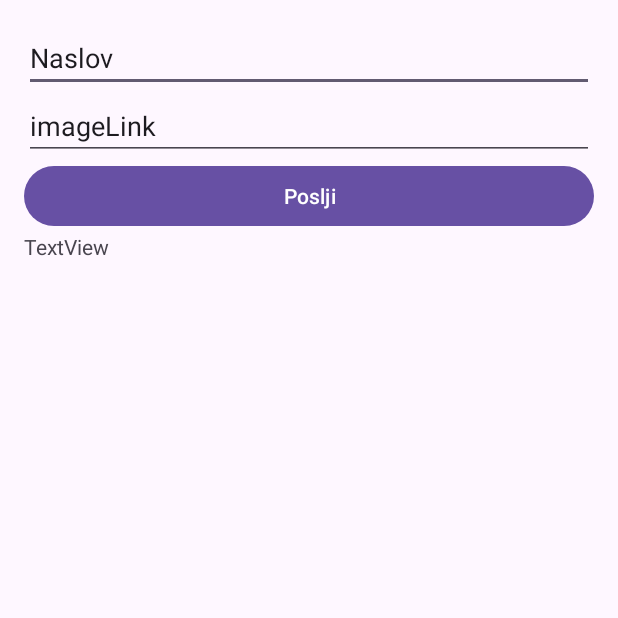
After one commit to timpurnat/IS-Naloga-Knjiznica, an Android app: the AddKnjigaActivity screen opened directly, with no data from a screen before it, on a phone screen of 412 x 824 dp, the top half of it. The commit adds this screen. Run offline under Robolectric (Android 15) with nearby library versions, the phone set to English and light mode, and no system bars; our stand-ins replace Volley; network calls fail.

Commit message:
Android1 ui2

```diff
--- a/app/src/main/AndroidManifest.xml
+++ b/app/src/main/AndroidManifest.xml
@@ -15,6 +15,9 @@
         android:theme="@style/Theme.Knjiznica"
         tools:targetApi="31">
         <activity
+            android:name=".AddKnjigaActivity"
+            android:exported="false" />
+        <activity
             android:name=".PUT"
             android:exported="false" />
         <activity
--- /dev/null
+++ b/app/src/main/java/com/example/knjiznica/AddKnjigaActivity.java
@@ -0,0 +1,107 @@
+package com.example.knjiznica;
+
+import androidx.appcompat.app.AppCompatActivity;
+
+import android.annotation.SuppressLint;
+import android.os.Bundle;
+import android.widget.EditText;
+import android.widget.TextView;
+
+import android.content.Intent;
+import android.util.Log;
+import android.view.View;
+import com.android.volley.AuthFailureError;
+import com.android.volley.NetworkResponse;
+import com.android.volley.Request;
+import com.android.volley.RequestQueue;
+import com.android.volley.Response;
+import com.android.volley.VolleyError;
+import com.android.volley.VolleyLog;
+import com.android.volley.toolbox.HttpHeaderParser;
+import com.android.volley.toolbox.JsonArrayRequest;
+import com.android.volley.toolbox.JsonRequest;
+import com.android.volley.toolbox.StringRequest;
+import com.android.volley.toolbox.Volley;
+import org.json.JSONException;
+import org.json.JSONObject;
+import java.io.UnsupportedEncodingException;
+
+public class AddKnjigaActivity extends AppCompatActivity {
+
+    private TextView status;
+    private EditText naslov;
+    private EditText imageLink;
+
+    private RequestQueue requestQueue;
+    private String url = "https://knjiznica.azurewebsites.net/api/v1/knjiga";
+
+
+    @SuppressLint("MissingInflatedId")
+    @Override
+    protected void onCreate(Bundle savedInstanceState) {
+        super.onCreate(savedInstanceState);
+        setContentView(R.layout.activity_add_knjiga);
+
+        naslov = (EditText) findViewById(R.id.teNaslov);
+        imageLink = (EditText) findViewById(R.id.teimageLink);
+        status = (TextView) findViewById(R.id.status);
+        requestQueue = Volley.newRequestQueue(getApplicationContext());
+
+    }
+
+    public void addKnjiga(View view){
+        this.status.setText("Posting to " + url);
+        try {
+            JSONObject jsonBody = new JSONObject();
+            jsonBody.put("naslov", naslov.getText());
+            jsonBody.put("imageLink", imageLink.getText());
+
+            final String mRequestBody = jsonBody.toString();
+
+            status.setText(mRequestBody);
+
+            StringRequest stringRequest = new StringRequest(Request.Method.POST, url, new Response.Listener<String>() {
+                @Override
+                public void onResponse(String response) {
+                    Log.i("LOG_VOLLEY", response);
+                }
+            }, new Response.ErrorListener() {
+                @Override
+                public void onErrorResponse(VolleyError error) {
+                    Log.e("LOG_VOLLEY", error.toString());
+                }
+            }
+            ) {
+                @Override
+                public String getBodyContentType() {
+                    return "application/json; charset=utf-8";
+                }
+                @Override
+                public byte[] getBody() throws AuthFailureError {
+                    try {
+                        return mRequestBody == null ? null : mRequestBody.getBytes("utf-8");
+                    } catch (UnsupportedEncodingException uee) {
+                        VolleyLog.wtf("Unsupported Encoding while trying to get the bytes of %s using %s", mRequestBody, "utf-8");
+                        return null;
+                    }
+                }
+                @Override
+                protected Response<String> parseNetworkResponse(NetworkResponse response) {
+                    String responseString = "";
+                    if (response != null) {
+                        responseString = String.valueOf(response.statusCode);
+                        status.setText(responseString);
+                    }
+                    return Response.success(responseString, HttpHeaderParser.parseCacheHeaders(response));
+                }
+
+            };
+
+            requestQueue.add(stringRequest);
+
+        } catch (JSONException e) {
+            e.printStackTrace();
+        }
+
+    }
+}
--- /dev/null
+++ b/app/src/main/res/layout/activity_add_knjiga.xml
@@ -0,0 +1,60 @@
+<?xml version="1.0" encoding="utf-8"?>
+<androidx.constraintlayout.widget.ConstraintLayout xmlns:android="http://schemas.android.com/apk/res/android"
+    xmlns:app="http://schemas.android.com/apk/res-auto"
+    xmlns:tools="http://schemas.android.com/tools"
+    android:layout_width="match_parent"
+    android:layout_height="match_parent"
+    tools:context=".AddKnjigaActivity">
+    <LinearLayout
+        android:layout_width="match_parent"
+        android:layout_height="match_parent"
+        android:layout_marginStart="16dp"
+        android:layout_marginLeft="16dp"
+        android:layout_marginTop="16dp"
+        android:layout_marginEnd="16dp"
+        android:layout_marginRight="16dp"
+        android:layout_marginBottom="16dp"
+        android:orientation="vertical"
+        app:layout_constraintBottom_toBottomOf="parent"
+        app:layout_constraintEnd_toEndOf="parent"
+        app:layout_constraintStart_toStartOf="parent"
+        app:layout_constraintTop_toTopOf="parent">
+
+
+        <EditText
+            android:id="@+id/teNaslov"
+            android:layout_width="match_parent"
+            android:layout_height="wrap_content"
+            android:ems="10"
+            android:inputType="textPersonName"
+            android:text="Naslov" />
+
+        <EditText
+            android:id="@+id/teimageLink"
+            android:layout_width="match_parent"
+            android:layout_height="wrap_content"
+            android:ems="10"
+            android:inputType="textPersonName"
+            android:text="imageLink" />
+<!--        <EditText-->
+<!--            android:id="@+id/teDate"-->
+<!--            android:layout_width="match_parent"-->
+<!--            android:layout_height="wrap_content"-->
+<!--            android:ems="10"-->
+<!--            android:inputType="textPersonName"-->
+<!--            android:text="Datum" />-->
+
+        <Button
+            android:id="@+id/submit"
+            android:layout_width="match_parent"
+            android:layout_height="wrap_content"
+            android:onClick="addKnjiga"
+            android:text="Poslji" />
+
+        <TextView
+            android:id="@+id/status"
+            android:layout_width="match_parent"
+            android:layout_height="wrap_content"
+            android:text="TextView" />
+    </LinearLayout>
+</androidx.constraintlayout.widget.ConstraintLayout>
```
Also changed, not shown: app/src/main/java/com/example/knjiznica/MainActivity.java (+8 -0 lines), app/src/main/java/com/example/knjiznica/PutActivity2.java (deleted, +0 -14 lines), app/src/main/res/layout/activity_main.xml (+12 -0 lines), app/src/main/res/layout/activity_put2.xml (deleted, +0 -9 lines).
